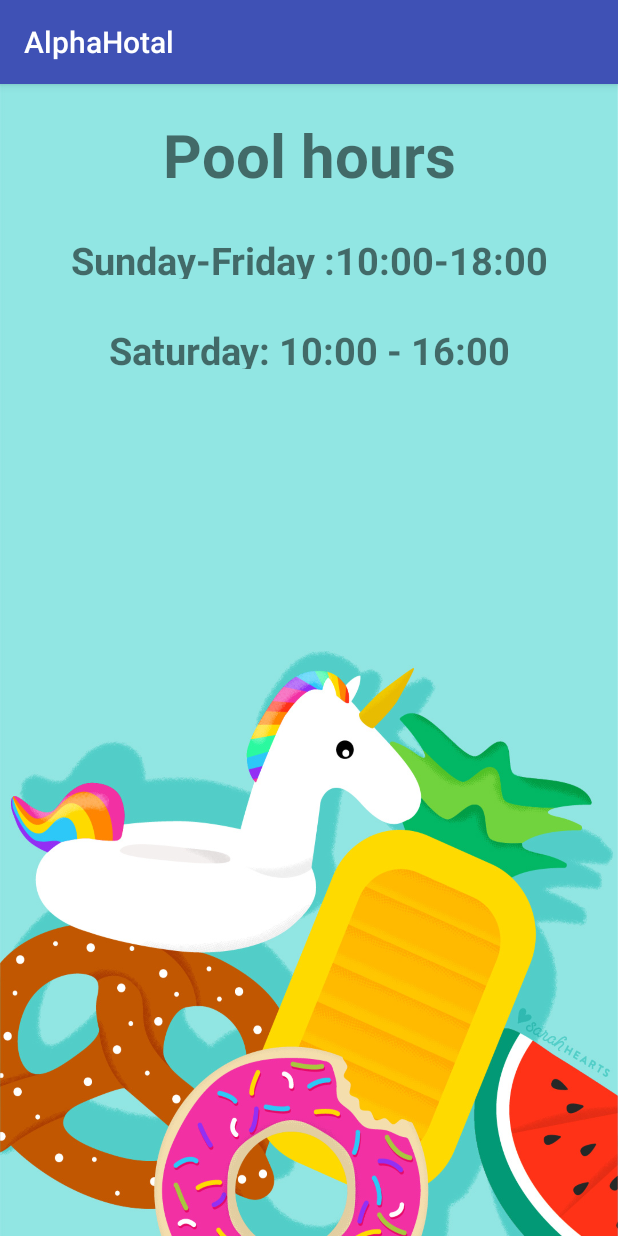
After one commit to eli1987/ServeMeApp-V3.0, an Android app: the PoolTimeActivity screen opened directly, with no data from a screen before it, on a phone screen of 412 x 824 dp. The commit adds this screen. Run offline under Robolectric (Android 15) with nearby library versions, the phone set to English and light mode, and no system bars.

Commit message:
pool activity

```diff
--- a/app/src/main/AndroidManifest.xml
+++ b/app/src/main/AndroidManifest.xml
@@ -34,6 +34,7 @@
         <activity android:name=".ActivitiesActivity" />
         <activity android:name=".BookTaxiActivity" />
         <activity android:name=".BookTripActivity" />
+        <activity android:name=".PoolTimeActivity"></activity>
         <activity android:name=".WakeUpCall"></activity>
     </application>
 
--- a/app/src/main/java/com/example/oryossipof/alphahotal/InformationActivity.java
+++ b/app/src/main/java/com/example/oryossipof/alphahotal/InformationActivity.java
@@ -147,7 +147,8 @@ public class InformationActivity extends Activity {
                             break;
 
                         case 6:
-
+                            intent = new Intent(InformationActivity.this, PoolTimeActivity.class);
+                            startActivity(intent);
                             break;
 
                     }
--- /dev/null
+++ b/app/src/main/java/com/example/oryossipof/alphahotal/PoolTimeActivity.java
@@ -0,0 +1,15 @@
+package com.example.oryossipof.alphahotal;
+
+import android.os.Bundle;
+import android.support.v7.app.AppCompatActivity;
+
+public class PoolTimeActivity extends AppCompatActivity {
+
+    @Override
+    protected void onCreate(Bundle savedInstanceState) {
+        super.onCreate(savedInstanceState);
+        setContentView(R.layout.activity_pool_time);
+
+
+    }
+}
--- /dev/null
+++ b/app/src/main/res/layout/activity_pool_time.xml
@@ -0,0 +1,45 @@
+<?xml version="1.0" encoding="utf-8"?>
+<LinearLayout xmlns:android="http://schemas.android.com/apk/res/android"
+    xmlns:tools="http://schemas.android.com/tools"
+    android:layout_width="match_parent"
+    android:layout_height="match_parent"
+    android:background="@drawable/pool3"
+    android:orientation="vertical"
+    tools:context="com.example.oryossipof.alphahotal.PoolTimeActivity">
+
+
+    <TextView
+        android:id="@+id/poolHeader"
+        android:layout_marginTop="20dp"
+        android:layout_width="match_parent"
+        android:layout_height="50dp"
+        android:text="Pool hours"
+        android:textSize="40sp"
+        android:textStyle="bold"
+        android:layout_gravity="center"
+        android:textAlignment="center"/>
+
+    <TextView
+        android:id="@+id/firstlinepooltextview"
+        android:layout_marginTop="30dp"
+        android:layout_width="match_parent"
+        android:layout_height="30dp"
+        android:text="Sunday-Friday :10:00-18:00"
+        android:textSize="25sp"
+        android:textStyle="bold"
+        android:layout_gravity="center"
+        android:textAlignment="center"/>
+
+    <TextView
+        android:id="@+id/seclinepooltextview"
+
+        android:layout_marginTop="30dp"
+
+        android:layout_width="match_parent"
+        android:layout_height="30dp"
+        android:text="Saturday: 10:00 - 16:00"
+        android:textSize="25sp"
+        android:textStyle="bold"
+        android:layout_gravity="center"
+        android:textAlignment="center"/>
+</LinearLayout>
```
Also changed, not shown: app/src/main/res/drawable/pool3.jpg (added).
